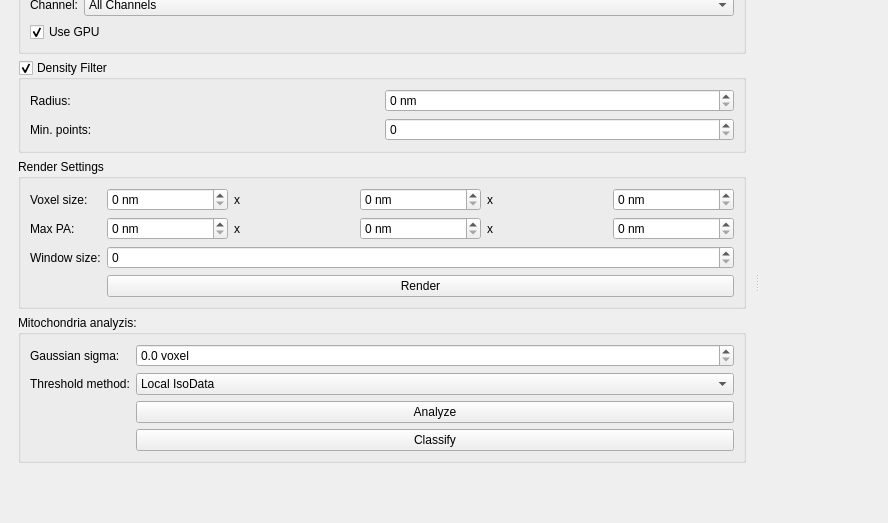
This is NanoMito3D/MainWindow.ui in CURTLab/NanoMito3D-Platform as Qt 5 draws it before an edit; both pictures show x 0 to 888 and y 81 to 604 of the 978 by 748 pixel window. The edited form follows.
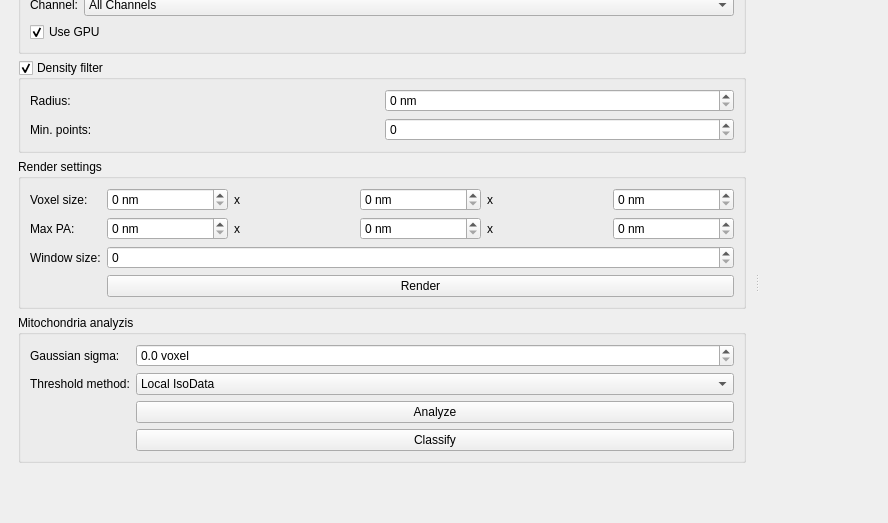
This is the edited form. Custom widgets are drawn as their Qt base class.

```diff
--- a/NanoMito3D/MainWindow.ui
+++ b/NanoMito3D/MainWindow.ui
@@ -87,7 +87,7 @@
         <item>
          <widget class="QGroupBox" name="groupDensityFilter">
           <property name="title">
-           <string>Density Filter</string>
+           <string>Density filter</string>
           </property>
           <property name="checkable">
            <bool>true</bool>
@@ -129,7 +129,7 @@
         <item>
          <widget class="QGroupBox" name="groupBox">
           <property name="title">
-           <string>Render Settings</string>
+           <string>Render settings</string>
           </property>
           <layout class="QFormLayout" name="formLayout_2">
            <item row="0" column="0">
@@ -283,7 +283,7 @@
         <item>
          <widget class="QGroupBox" name="groupBox_3">
           <property name="title">
-           <string>Mitochondria analyzis:</string>
+           <string>Mitochondria analyzis</string>
           </property>
           <layout class="QFormLayout" name="formLayout_3">
            <item row="0" column="0">
```
